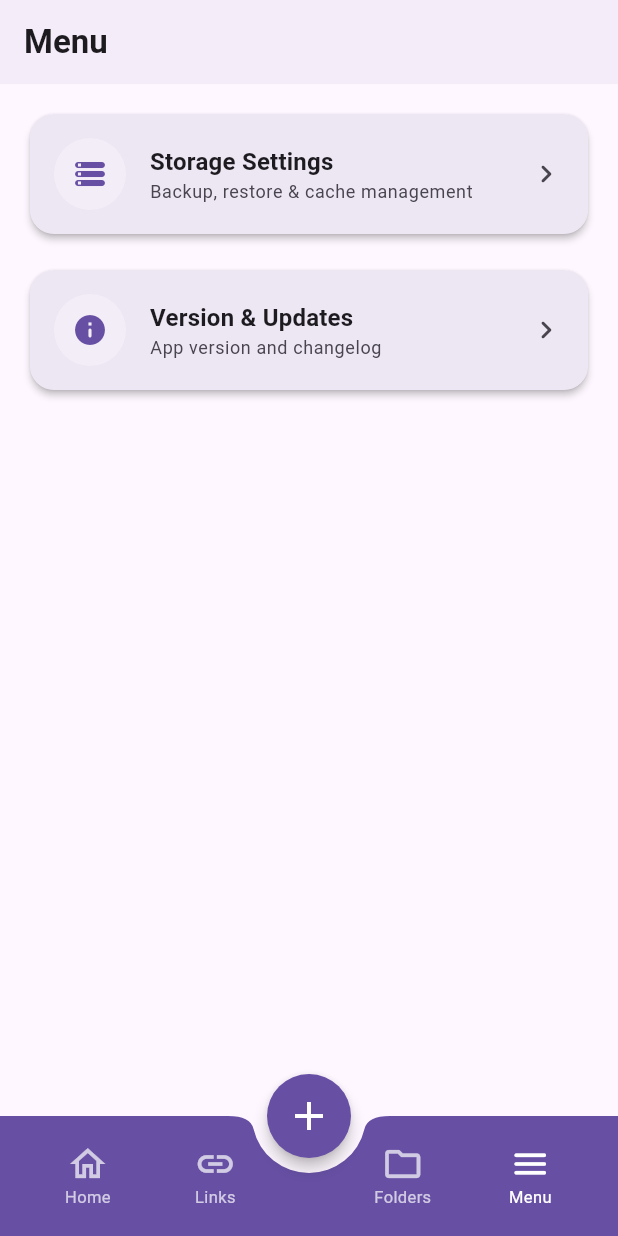
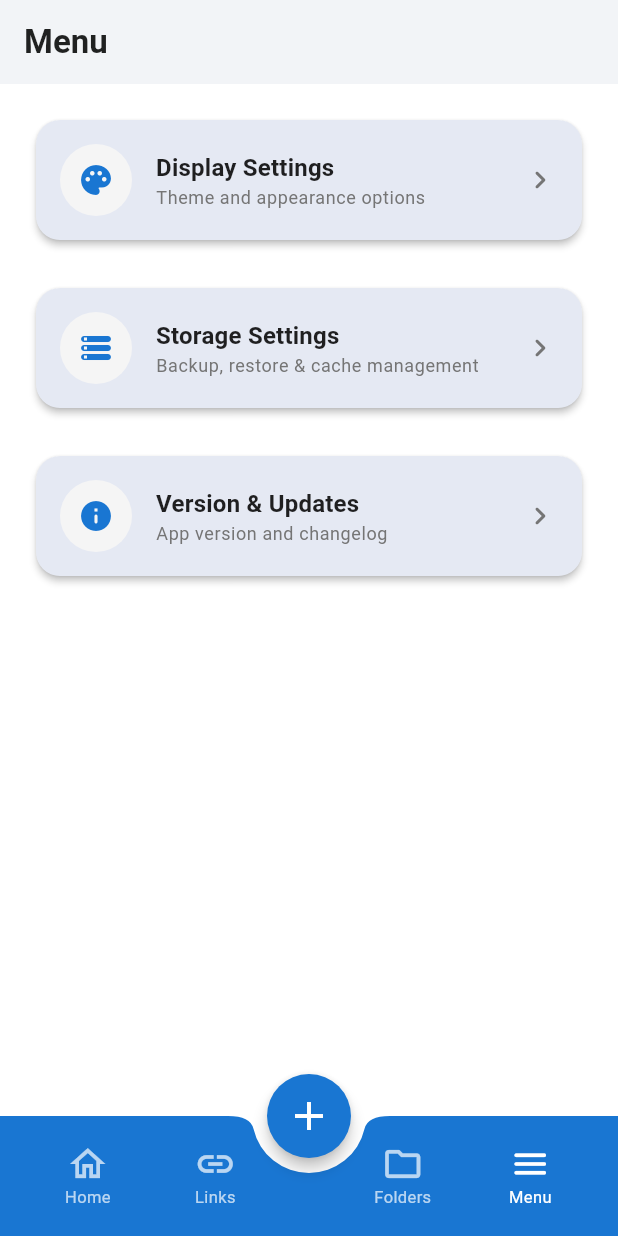
Before and after one commit to DevSon1024/LinkNest, a Flutter app: the screen it shows after launch, swiped to page 4, on a phone screen of 412 x 824 dp. Run offline on Flutter 3.47's test engine with Material 3 defaults, Android fonts, the phone set to English and light mode, and no system bars; our stand-ins replace cached_network_image, file_picker, flutter_cache_manager, flutter_markdown, permission_handler, share_plus and 3 more; missing offline and left inert: metadata_fetch, receive_sharing_intent; accounts and stored records are empty.

Commit message:
Added Device Default View Theme and Navy Blue Color Theme as app default

```diff
--- a/lib/main.dart
+++ b/lib/main.dart
@@ -1,31 +1,38 @@
 import 'package:flutter/material.dart';
+import 'package:provider/provider.dart';
+import 'package:receive_sharing_intent/receive_sharing_intent.dart';
 import 'screens/home_screen.dart';
 import 'screens/links_page.dart';
 import 'screens/links_folders_page.dart';
 import 'screens/input_page.dart';
 import 'screens/menu_page.dart';
-import 'package:receive_sharing_intent/receive_sharing_intent.dart';
+import 'screens/theme_notifier.dart';
 import 'dart:async';
 
 void main() {
   WidgetsFlutterBinding.ensureInitialized();
-  runApp(const MyApp());
+  runApp(const LinkNestApp());
 }
 
-class MyApp extends StatelessWidget {
-  const MyApp({super.key});
+class LinkNestApp extends StatelessWidget {
+  const LinkNestApp({super.key});
 
   @override
   Widget build(BuildContext context) {
-    return MaterialApp(
-      title: 'LinkNest',
-      theme: ThemeData(
-        primarySwatch: Colors.blue,
-        visualDensity: VisualDensity.adaptivePlatformDensity,
-        useMaterial3: true, // Enable Material 3 for modern Android look
+    return ChangeNotifierProvider(
+      create: (context) => ThemeNotifier(),
+      child: Consumer<ThemeNotifier>(
+        builder: (context, themeNotifier, child) {
+          return MaterialApp(
+            title: 'LinkNest',
+            theme: themeNotifier.getThemeData(),
+            darkTheme: themeNotifier.getThemeData(isDark: true),
+            themeMode: themeNotifier.themeMode,
+            home: const MainScreen(),
+            debugShowCheckedModeBanner: false,
+          );
+        },
       ),
-      home: const MainScreen(),
-      debugShowCheckedModeBanner: false,
     );
   }
 }
@@ -45,7 +52,6 @@ class _MainScreenState extends State<MainScreen> with WidgetsBindingObserver {
   final GlobalKey<LinksPageState> _linksPageKey = GlobalKey<LinksPageState>();
   final GlobalKey<LinksFoldersPageState> _foldersPageKey = GlobalKey<LinksFoldersPageState>();
 
-  // Sharing intent variables
   late StreamSubscription _intentMediaSub;
   bool _isProcessingSharedLink = false;
   final Set<String> _processedLinks = <String>{};
--- /dev/null
+++ b/lib/screens/display_setting.dart
@@ -0,0 +1,123 @@
+import 'package:flutter/material.dart';
+import 'package:provider/provider.dart';
+import 'theme_notifier.dart';
+
+class DisplaySetting extends StatelessWidget {
+  const DisplaySetting({super.key});
+
+  @override
+  Widget build(BuildContext context) {
+    final themeNotifier = Provider.of<ThemeNotifier>(context);
+    final theme = Theme.of(context);
+
+    return Scaffold(
+      appBar: AppBar(
+        title: const Text(
+          'Display Settings',
+          style: TextStyle(fontWeight: FontWeight.bold),
+        ),
+        backgroundColor: theme.colorScheme.surface,
+        surfaceTintColor: theme.colorScheme.surfaceTint,
+        elevation: 2,
+        leading: IconButton(
+          icon: Icon(Icons.arrow_back, color: theme.colorScheme.onSurface),
+          onPressed: () => Navigator.of(context).pop(),
+        ),
+      ),
+      body: Padding(
+        padding: const EdgeInsets.all(16.0),
+        child: Column(
+          crossAxisAlignment: CrossAxisAlignment.start,
+          children: [
+            Text(
+              'Theme',
+              style: theme.textTheme.headlineSmall?.copyWith(
+                fontWeight: FontWeight.w600,
+                color: theme.colorScheme.onSurface,
+              ),
+            ),
+            const SizedBox(height: 12),
+            Card(
+              elevation: 2,
+              shape: RoundedRectangleBorder(borderRadius: BorderRadius.circular(16)),
+              surfaceTintColor: theme.colorScheme.surfaceTint,
+              child: Column(
+                children: [
+                  ListTile(
+                    contentPadding: const EdgeInsets.symmetric(horizontal: 16, vertical: 8),
+                    leading: CircleAvatar(
+                      radius: 24,
+                      backgroundColor: theme.colorScheme.surfaceContainer,
+                      child: Icon(
+                        Icons.brightness_auto_rounded,
+                        color: theme.colorScheme.primary,
+                        size: 24,
+                      ),
+                    ),
+                    title: Text(
+                      'Use System Theme',
+                      style: theme.textTheme.titleMedium?.copyWith(
+                        fontWeight: FontWeight.bold,
+                      ),
+                    ),
+                    subtitle: Text(
+                      'Follow device light/dark mode',
+                      style: theme.textTheme.bodySmall?.copyWith(
+                        color: theme.colorScheme.onSurfaceVariant,
+                      ),
+                    ),
+                    trailing: Switch(
+                      value: themeNotifier.themeMode == ThemeMode.system,
+                      onChanged: (value) {
+                        themeNotifier.setTheme(value ? ThemeMode.system : ThemeMode.light);
+                      },
+                      activeColor: theme.colorScheme.primary,
+                    ),
+                  ),
+                  ListTile(
+                    contentPadding: const EdgeInsets.symmetric(horizontal: 16, vertical: 8),
+                    leading: CircleAvatar(
+                      radius: 24,
+                      backgroundColor: theme.colorScheme.surfaceContainer,
+                      child: Icon(
+                        Icons.brightness_6_rounded,
+                        color: theme.colorScheme.primary,
+                        size: 24,
+                      ),
+                    ),
+                    title: Text(
+                      'Dark Mode',
+                      style: theme.textTheme.titleMedium?.copyWith(
+                        fontWeight: FontWeight.bold,
+                        color: themeNotifier.themeMode == ThemeMode.system
+                            ? theme.colorScheme.onSurface.withOpacity(0.5)
+                            : theme.colorScheme.onSurface,
+                      ),
+                    ),
+                    subtitle: Text(
+                      'Toggle between light and dark theme',
+                      style: theme.textTheme.bodySmall?.copyWith(
+                        color: themeNotifier.themeMode == ThemeMode.system
+                            ? theme.colorScheme.onSurfaceVariant.withOpacity(0.5)
+                            : theme.colorScheme.onSurfaceVariant,
+                      ),
+                    ),
+                    trailing: Switch(
+                      value: themeNotifier.themeMode == ThemeMode.dark,
+                      onChanged: themeNotifier.themeMode == ThemeMode.system
+                          ? null
+                          : (value) {
+                        themeNotifier.setTheme(value ? ThemeMode.dark : ThemeMode.light);
+                      },
+                      activeColor: theme.colorScheme.primary,
+                    ),
+                  ),
+                ],
+              ),
+            ),
+          ],
+        ),
+      ),
+    );
+  }
+}
--- a/lib/screens/home_screen.dart
+++ b/lib/screens/home_screen.dart
@@ -44,7 +44,6 @@ class HomeScreenState extends State<HomeScreen> {
   @override
   Widget build(BuildContext context) {
     final theme = Theme.of(context);
-    final isDarkMode = theme.brightness == Brightness.dark;
 
     return Scaffold(
       appBar: AppBar(
--- a/lib/screens/menu_page.dart
+++ b/lib/screens/menu_page.dart
@@ -1,6 +1,7 @@
 import 'package:flutter/material.dart';
 import 'storage_setting.dart';
 import 'version_page.dart';
+import 'display_setting.dart';
 
 class MenuPage extends StatelessWidget {
   const MenuPage({super.key});
@@ -21,6 +22,17 @@ class MenuPage extends StatelessWidget {
         padding: const EdgeInsets.all(16.0),
         child: Column(
           children: [
+            _buildMenuItem(
+              context,
+              icon: Icons.palette_rounded,
+              title: 'Display Settings',
+              subtitle: 'Theme and appearance options',
+              onTap: () => Navigator.push(
+                context,
+                MaterialPageRoute(builder: (context) => const DisplaySetting()),
+              ),
+            ),
+            const SizedBox(height: 16),
             _buildMenuItem(
               context,
               icon: Icons.storage_rounded,
--- /dev/null
+++ b/lib/screens/theme_config.dart
@@ -0,0 +1,85 @@
+import 'package:flutter/material.dart';
+
+class ThemeConfig {
+  // Default Light Theme
+  static ThemeData lightTheme = ThemeData(
+    useMaterial3: true,
+    colorScheme: ColorScheme.fromSeed(
+      seedColor: Colors.blue,
+      brightness: Brightness.light,
+      primary: Colors.blue[700]!,
+      onPrimary: Colors.white,
+      secondary: Colors.blue[300]!,
+      onSecondary: Colors.black87,
+      surface: Colors.white,
+      onSurface: Colors.black87,
+      surfaceContainer: Colors.grey[100],
+      onSurfaceVariant: Colors.grey[600],
+    ),
+    scaffoldBackgroundColor: Colors.white,
+    appBarTheme: const AppBarTheme(
+      backgroundColor: Colors.white,
+      surfaceTintColor: Colors.white,
+      foregroundColor: Colors.black87,
+      elevation: 2,
+    ),
+    cardTheme: const CardThemeData(
+      elevation: 2,
+      margin: EdgeInsets.all(8),
+      surfaceTintColor: Colors.white,
+      shape: RoundedRectangleBorder(
+        borderRadius: BorderRadius.all(Radius.circular(12)),
+      ),
+    ),
+    textTheme: const TextTheme(
+      headlineSmall: TextStyle(fontSize: 24, fontWeight: FontWeight.w600, letterSpacing: 0.15),
+      bodyLarge: TextStyle(fontSize: 16, fontWeight: FontWeight.w400, letterSpacing: 0.5),
+      bodyMedium: TextStyle(fontSize: 14, fontWeight: FontWeight.w400, letterSpacing: 0.25),
+      labelLarge: TextStyle(fontSize: 14, fontWeight: FontWeight.w500, letterSpacing: 1.25),
+    ),
+    iconTheme: IconThemeData(
+      color: Colors.blue[700],
+    ),
+  );
+
+  // Default Dark Theme
+  static ThemeData darkTheme = ThemeData(
+    useMaterial3: true,
+    colorScheme: ColorScheme.fromSeed(
+      seedColor: Colors.blue,
+      brightness: Brightness.dark,
+      primary: Colors.blue[900]!,
+      onPrimary: Colors.white,
+      secondary: Colors.blue[700]!,
+      onSecondary: Colors.white,
+      surface: Colors.grey[900]!,
+      onSurface: Colors.white,
+      surfaceContainer: Colors.grey[850]!,
+      onSurfaceVariant: Colors.grey[400],
+    ),
+    scaffoldBackgroundColor: Colors.grey[900],
+    appBarTheme: const AppBarTheme(
+      backgroundColor: Colors.grey,
+      surfaceTintColor: Colors.grey,
+      foregroundColor: Colors.white,
+      elevation: 2,
+    ),
+    cardTheme: const CardThemeData(
+      elevation: 2,
+      margin: EdgeInsets.all(8),
+      surfaceTintColor: Colors.grey,
+      shape: RoundedRectangleBorder(
+        borderRadius: BorderRadius.all(Radius.circular(12)),
+      ),
+    ),
+    textTheme: const TextTheme(
+      headlineSmall: TextStyle(fontSize: 24, fontWeight: FontWeight.w600, letterSpacing: 0.15),
+      bodyLarge: TextStyle(fontSize: 16, fontWeight: FontWeight.w400, letterSpacing: 0.5),
+      bodyMedium: TextStyle(fontSize: 14, fontWeight: FontWeight.w400, letterSpacing: 0.25),
+      labelLarge: TextStyle(fontSize: 14, fontWeight: FontWeight.w500, letterSpacing: 1.25),
+    ),
+    iconTheme: IconThemeData(
+      color: Colors.blue[700],
+    ),
+  );
+}
--- /dev/null
+++ b/lib/screens/theme_notifier.dart
@@ -0,0 +1,61 @@
+import 'package:flutter/material.dart';
+import 'package:shared_preferences/shared_preferences.dart';
+import 'theme_config.dart';
+
+class ThemeNotifier with ChangeNotifier {
+  ThemeMode _themeMode = ThemeMode.system; // Default to system
+
+  ThemeMode get themeMode => _themeMode;
+
+  ThemeNotifier() {
+    _loadTheme();
+  }
+
+  Future<void> _loadTheme() async {
+    final prefs = await SharedPreferences.getInstance();
+    final themeModeString = prefs.getString('themeMode') ?? 'system';
+    _themeMode = _stringToThemeMode(themeModeString);
+    notifyListeners();
+  }
+
+  Future<void> setTheme(ThemeMode mode) async {
+    _themeMode = mode;
+    final prefs = await SharedPreferences.getInstance();
+    await prefs.setString('themeMode', _themeModeToString(mode));
+    notifyListeners();
+  }
+
+  ThemeMode _stringToThemeMode(String mode) {
+    switch (mode) {
+      case 'light':
+        return ThemeMode.light;
+      case 'dark':
+        return ThemeMode.dark;
+      case 'system':
+      default:
+        return ThemeMode.system;
+    }
+  }
+
+  String _themeModeToString(ThemeMode mode) {
+    switch (mode) {
+      case ThemeMode.light:
+        return 'light';
+      case ThemeMode.dark:
+        return 'dark';
+      case ThemeMode.system:
+      default:
+        return 'system';
+    }
+  }
+
+  ThemeData getThemeData({bool isDark = false}) {
+    if (_themeMode == ThemeMode.system) {
+      isDark = WidgetsBinding.instance.window.platformBrightness == Brightness.dark;
+    } else {
+      isDark = _themeMode == ThemeMode.dark;
+    }
+
+    return isDark ? ThemeConfig.darkTheme : ThemeConfig.lightTheme;
+  }
+}
--- a/pubspec.yaml
+++ b/pubspec.yaml
@@ -20,6 +20,7 @@ dependencies:
   shared_preferences: ^2.5.3
   http: ^1.4.0
   file_picker: ^10.1.9
+  provider: ^6.1.2
   permission_handler: ^12.0.0
   archive: ^4.0.7
   package_info_plus: ^8.3.0
```
Also changed, not shown: pubspec.lock, 1 other file.
